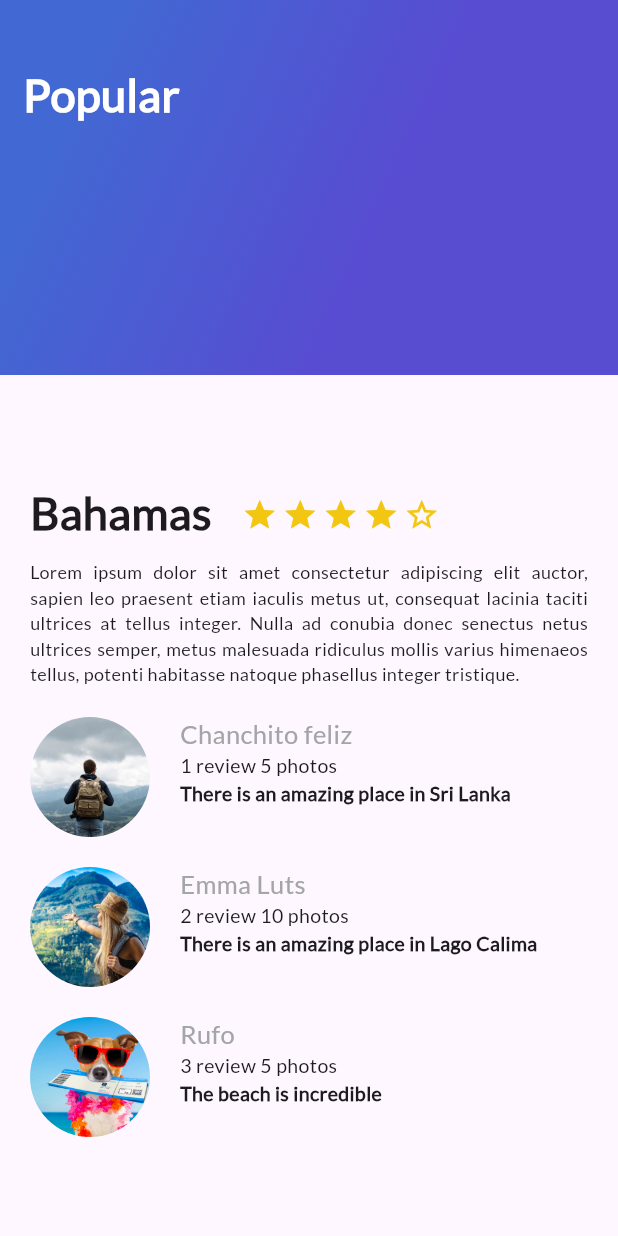
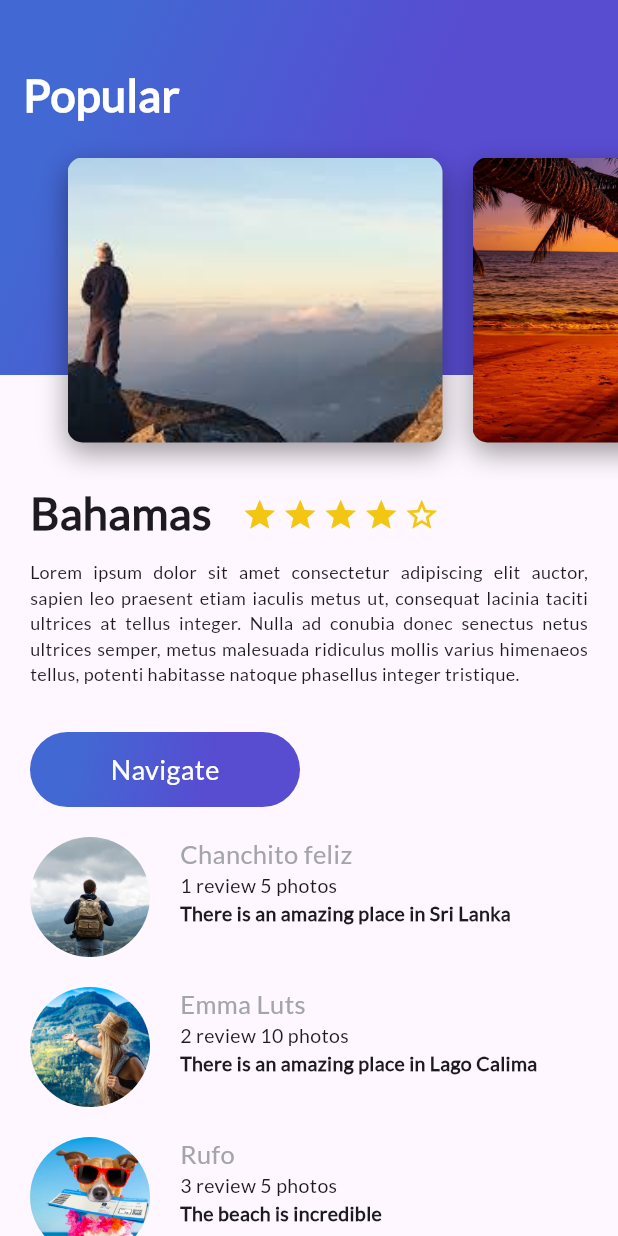
Before and after one commit to jorgekast18/platzi-trips, a Flutter app: the screen it shows after launch, on a phone screen of 412 x 824 dp. Run offline on Flutter 3.47's test engine with Material 3 defaults, Android fonts, the phone set to English and light mode, and no system bars.

Commit message:
Modify button purple and add in description place

```diff
--- a/lib/button_purple.dart
+++ b/lib/button_purple.dart
@@ -0,0 +1,51 @@
+import 'package:flutter/material.dart';
+
+class ButtonPurple extends StatelessWidget {
+  String buttonText = 'Navigate';
+
+  ButtonPurple(this.buttonText);
+  @override
+  Widget build(BuildContext context) {
+    // TODO: implement build
+    return InkWell(
+      onTap: () {
+        ScaffoldMessenger.of(context).showSnackBar(
+          const SnackBar(content: Text('Navegando ando'))
+        );
+      },
+      child: Container(
+        margin: const EdgeInsets.only(
+          top: 30,
+          left: 20,
+          right: 20
+        ),
+        height: 50,
+        width: 180,
+        decoration: BoxDecoration(
+          borderRadius: BorderRadius.circular(30),
+          gradient: const LinearGradient(
+            colors: [
+              Color(0xFF4268D3),
+              Color(0xFF584CD1),
+            ],
+            begin: FractionalOffset(0.2, 0.0),
+            end: FractionalOffset(1.0, 0.6),
+            stops: [0.0, 0.6],
+            tileMode: TileMode.clamp
+          )
+        ),
+        child: Center(
+          child: Text(
+            buttonText,
+            style: const TextStyle(
+              fontFamily: 'Lato',
+              fontSize: 18,
+              color: Colors.white
+            ),
+          ),
+        ),
+      ),
+    );
+  }
+
+}
--- a/lib/card_image_list.dart
+++ b/lib/card_image_list.dart
@@ -0,0 +1,26 @@
+import 'package:flutter/material.dart';
+import 'package:platzi_trips_app/card_image.dart';
+
+class CardImageList extends StatelessWidget {
+  @override
+  Widget build(BuildContext context) {
+    // TODO: implement build
+
+    return Container(
+      height: 320,
+      child: ListView(
+        padding: const EdgeInsets.all(25),
+        scrollDirection: Axis.horizontal,
+        children: <Widget>[
+          CardImage('assets/img/pico_loro.jpeg'),
+          CardImage('assets/img/beach_sunset.jpeg'),
+          CardImage('assets/img/eagle-beach.jpg'),
+          CardImage('assets/img/river.jpeg'),
+          CardImage('assets/img/salento.jpg'),
+          CardImage('assets/img/Filandia.jpg'),
+        ],
+      ),
+    );
+  }
+
+}
--- a/lib/description_place.dart
+++ b/lib/description_place.dart
@@ -1,4 +1,5 @@
 import 'package:flutter/material.dart';
+import 'package:platzi_trips_app/button_purple.dart';
 
 class DescriptionPlace extends StatelessWidget {
   String namePlace;
@@ -84,9 +85,11 @@ class DescriptionPlace extends StatelessWidget {
     );
 
     return Column(
+      crossAxisAlignment: CrossAxisAlignment.start,
       children: <Widget>[
         titleStars,
-        description
+        description,
+        ButtonPurple('Navigate')
       ],
     );
   }
--- a/lib/header_appbar.dart
+++ b/lib/header_appbar.dart
@@ -0,0 +1,17 @@
+import 'package:flutter/material.dart';
+import 'package:platzi_trips_app/card_image_list.dart';
+import 'package:platzi_trips_app/gradient_back.dart';
+
+class HeaderAppBar extends StatelessWidget {
+  @override
+  Widget build(BuildContext context) {
+    // TODO: implement build
+    return Stack(
+      children: <Widget>[
+        GradientBack('Popular'),
+        CardImageList()
+      ],
+    );
+  }
+
+}
--- a/lib/main.dart
+++ b/lib/main.dart
@@ -1,6 +1,7 @@
 import 'package:flutter/material.dart';
 import 'package:platzi_trips_app/description_place.dart';
 import 'package:platzi_trips_app/gradient_back.dart';
+import 'package:platzi_trips_app/header_appbar.dart';
 import 'package:platzi_trips_app/review_list.dart';
 
 void main() {
@@ -42,7 +43,7 @@ class MyApp extends StatelessWidget {
                 ReviewList()
               ],
             ),
-            GradientBack('Popular')
+            HeaderAppBar()
           ],
         )
       )
```
